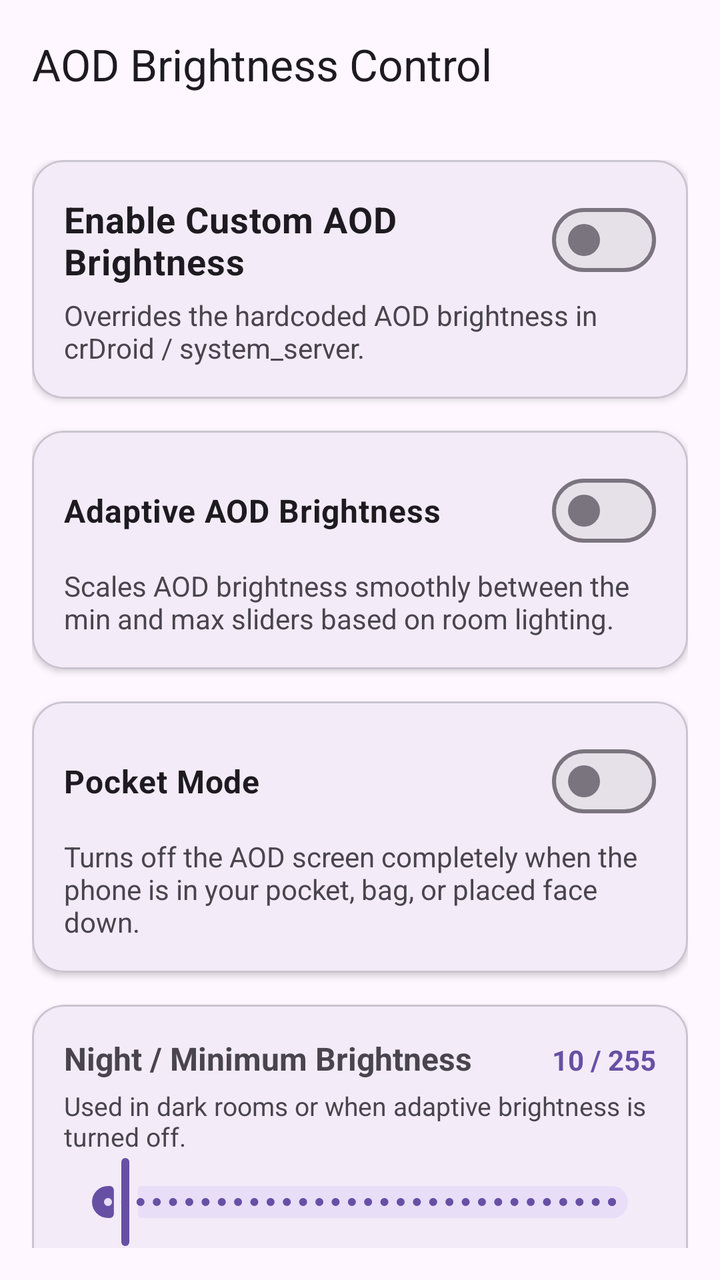
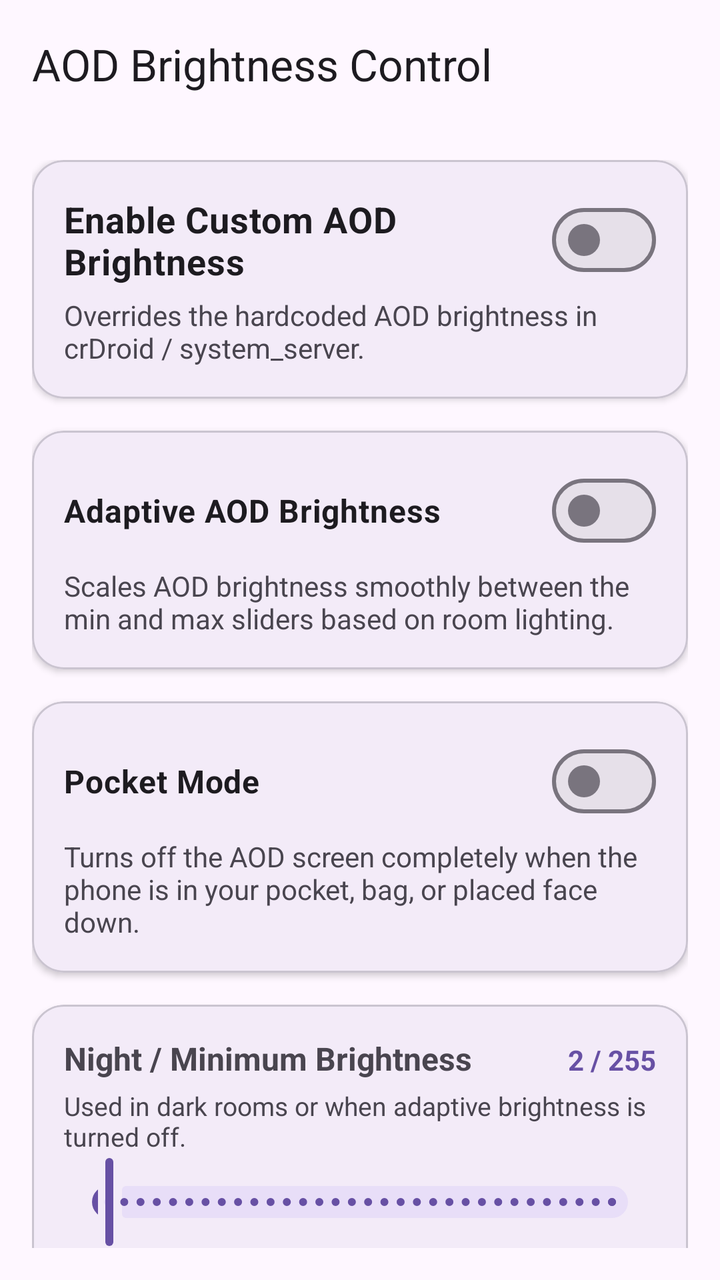

Two renders of the same Android screen: before a commit and after it. Below are the layout's source before the change and the commit's diff.
<!-- AndroidManifest.xml: application theme Theme.AodBrightness -->
<!-- res/layout/activity_main.xml -->
<?xml version="1.0" encoding="utf-8"?>
<androidx.coordinatorlayout.widget.CoordinatorLayout xmlns:android="http://schemas.android.com/apk/res/android"
    xmlns:app="http://schemas.android.com/apk/res-auto"
    android:layout_width="match_parent"
    android:layout_height="match_parent"
    android:background="?attr/colorSurface">

    <com.google.android.material.appbar.AppBarLayout
        android:layout_width="match_parent"
        android:layout_height="wrap_content">

        <com.google.android.material.appbar.MaterialToolbar
            android:id="@+id/topAppBar"
            android:layout_width="match_parent"
            android:layout_height="?attr/actionBarSize"
            app:title="@string/app_name" />
    </com.google.android.material.appbar.AppBarLayout>

    <androidx.core.widget.NestedScrollView
        android:layout_width="match_parent"
        android:layout_height="match_parent"
        app:layout_behavior="@string/appbar_scrolling_view_behavior"
        android:padding="16dp">

        <LinearLayout
            android:layout_width="match_parent"
            android:layout_height="wrap_content"
            android:orientation="vertical">

            
            <com.google.android.material.card.MaterialCardView
                android:layout_width="match_parent"
                android:layout_height="wrap_content"
                app:cardCornerRadius="16dp"
                app:cardElevation="2dp"
                android:layout_marginBottom="16dp">

                <LinearLayout
                    android:layout_width="match_parent"
                    android:layout_height="wrap_content"
                    android:orientation="vertical"
                    android:padding="16dp">

                    <com.google.android.material.materialswitch.MaterialSwitch
                        android:id="@+id/switchEnable"
                        android:layout_width="match_parent"
                        android:layout_height="wrap_content"
                        android:text="Enable Custom AOD Brightness"
                        android:textSize="18sp"
                        android:textStyle="bold" />

                    <TextView
                        android:layout_width="match_parent"
                        android:layout_height="wrap_content"
                        android:layout_marginTop="4dp"
                        android:text="Overrides the hardcoded AOD brightness in crDroid / system_server."
                        android:textColor="?attr/colorOnSurfaceVariant"
                        android:textSize="14sp" />
                </LinearLayout>
            </com.google.android.material.card.MaterialCardView>

            
            <com.google.android.material.card.MaterialCardView
                android:layout_width="match_parent"
                android:layout_height="wrap_content"
                app:cardCornerRadius="16dp"
                app:cardElevation="2dp"
                android:layout_marginBottom="16dp">

                <LinearLayout
                    android:layout_width="match_parent"
                    android:layout_height="wrap_content"
                    android:orientation="vertical"
                    android:padding="16dp">

                    <com.google.android.material.materialswitch.MaterialSwitch
                        android:id="@+id/switchAdaptive"
                        android:layout_width="match_parent"
                        android:layout_height="wrap_content"
                        android:text="Adaptive AOD Brightness"
                        android:textSize="16sp"
                        android:textStyle="bold" />

                    <TextView
                        android:layout_width="match_parent"
                        android:layout_height="wrap_content"
                        android:layout_marginTop="4dp"
                        android:text="Scales AOD brightness smoothly between the min and max sliders based on room lighting."
                        android:textColor="?attr/colorOnSurfaceVariant"
                        android:textSize="14sp" />
                </LinearLayout>
            </com.google.android.material.card.MaterialCardView>

            
            <com.google.android.material.card.MaterialCardView
                android:layout_width="match_parent"
                android:layout_height="wrap_content"
                app:cardCornerRadius="16dp"
                app:cardElevation="2dp"
                android:layout_marginBottom="16dp">

                <LinearLayout
                    android:layout_width="match_parent"
                    android:layout_height="wrap_content"
                    android:orientation="vertical"
                    android:padding="16dp">

                    <com.google.android.material.materialswitch.MaterialSwitch
                        android:id="@+id/switchPocketMode"
                        android:layout_width="match_parent"
                        android:layout_height="wrap_content"
                        android:text="Pocket Mode"
                        android:textSize="16sp"
                        android:textStyle="bold" />

                    <TextView
                        android:layout_width="match_parent"
                        android:layout_height="wrap_content"
                        android:layout_marginTop="4dp"
                        android:text="Turns off the AOD screen completely when the phone is in your pocket, bag, or placed face down."
                        android:textColor="?attr/colorOnSurfaceVariant"
                        android:textSize="14sp" />
                </LinearLayout>
            </com.google.android.material.card.MaterialCardView>

            
            <com.google.android.material.card.MaterialCardView
                android:layout_width="match_parent"
                android:layout_height="wrap_content"
                app:cardCornerRadius="16dp"
                app:cardElevation="2dp"
                android:layout_marginBottom="16dp">

                <LinearLayout
                    android:layout_width="match_parent"
                    android:layout_height="wrap_content"
                    android:orientation="vertical"
                    android:padding="16dp">

                    <LinearLayout
                        android:layout_width="match_parent"
                        android:layout_height="wrap_content"
                        android:orientation="horizontal">

                        <TextView
                            android:layout_width="0dp"
                            android:layout_height="wrap_content"
                            android:layout_weight="1"
                            android:text="Night / Minimum Brightness"
                            android:textStyle="bold"
                            android:textSize="16sp" />

                        <TextView
                            android:id="@+id/tvMinVal"
                            android:layout_width="wrap_content"
                            android:layout_height="wrap_content"
                            android:text="10 / 255"
                            android:textColor="?attr/colorPrimary"
                            android:textStyle="bold" />
                    </LinearLayout>

                    <TextView
                        android:layout_width="match_parent"
                        android:layout_height="wrap_content"
                        android:layout_marginTop="4dp"
                        android:text="Used in dark rooms or when adaptive brightness is turned off."
                        android:textColor="?attr/colorOnSurfaceVariant"
                        android:textSize="13sp" />

                    <com.google.android.material.slider.Slider
                        android:id="@+id/sliderMin"
                        android:layout_width="match_parent"
                        android:layout_height="wrap_content"
                        android:valueFrom="1"
                        android:valueTo="255"
                        android:stepSize="1"
                        android:value="10" />
                </LinearLayout>
            </com.google.android.material.card.MaterialCardView>

            
            <com.google.android.material.card.MaterialCardView
                android:id="@+id/cardMax"
                android:layout_width="match_parent"
                android:layout_height="wrap_content"
                app:cardCornerRadius="16dp"
                app:cardElevation="2dp"
                android:layout_marginBottom="16dp">

                <LinearLayout
                    android:layout_width="match_parent"
                    android:layout_height="wrap_content"
                    android:orientation="vertical"
                    android:padding="16dp">

                    <LinearLayout
                        android:layout_width="match_parent"
                        android:layout_height="wrap_content"
                        android:orientation="horizontal">

                        <TextView
                            android:layout_width="0dp"
                            android:layout_height="wrap_content"
                            android:layout_weight="1"
                            android:text="Daylight / Maximum Brightness"
                            android:textStyle="bold"
                            android:textSize="16sp" />

                        <TextView
                            android:id="@+id/tvMaxVal"
                            android:layout_width="wrap_content"
                            android:layout_height="wrap_content"
                            android:text="160 / 255"
                            android:textColor="?attr/colorPrimary"
                            android:textStyle="bold" />
                    </LinearLayout>

                    <TextView
                        android:layout_width="match_parent"
                        android:layout_height="wrap_content"
                        android:layout_marginTop="4dp"
                        android:text="Peak AOD brightness under bright daylight or outdoor conditions."
                        android:textColor="?attr/colorOnSurfaceVariant"
                        android:textSize="13sp" />

                    <com.google.android.material.slider.Slider
                        android:id="@+id/sliderMax"
                        android:layout_width="match_parent"
                        android:layout_height="wrap_content"
                        android:valueFrom="1"
                        android:valueTo="255"
                        android:stepSize="1"
                        android:value="160" />
                </LinearLayout>
            </com.google.android.material.card.MaterialCardView>

            
            <com.google.android.material.card.MaterialCardView
                android:id="@+id/cardCurve"
                android:layout_width="match_parent"
                android:layout_height="wrap_content"
                app:cardCornerRadius="16dp"
                app:cardElevation="2dp"
                android:layout_marginBottom="16dp">

                <LinearLayout
                    android:layout_width="match_parent"
                    android:layout_height="wrap_content"
                    android:orientation="vertical"
                    android:padding="16dp">

                    <LinearLayout
                        android:layout_width="match_parent"
                        android:layout_height="wrap_content"
                        android:orientation="horizontal">

                        <TextView
                            android:layout_width="0dp"
                            android:layout_height="wrap_content"
                            android:layout_weight="1"
                            android:text="Light Sensitivity (Curve)"
                            android:textStyle="bold"
                            android:textSize="16sp" />

                        <TextView
                            android:id="@+id/tvCurveVal"
                            android:layout_width="wrap_content"
                            android:layout_height="wrap_content"
                            android:text="1.3x"
                            android:textColor="?attr/colorPrimary"
                            android:textStyle="bold" />
                    </LinearLayout>

                    <TextView
                        android:layout_width="match_parent"
                        android:layout_height="wrap_content"
                        android:layout_marginTop="4dp"
                        android:text="Higher (e.g. 2.0x) = dimmer indoors. Lower (e.g. 0.8x) = brighter indoors."
                        android:textColor="?attr/colorOnSurfaceVariant"
                        android:textSize="13sp" />

                    <com.google.android.material.slider.Slider
                        android:id="@+id/sliderCurve"
                        android:layout_width="match_parent"
                        android:layout_height="wrap_content"
                        android:valueFrom="0.5"
                        android:valueTo="2.5"
                        android:stepSize="0.1"
                        android:value="1.3" />
                </LinearLayout>
            </com.google.android.material.card.MaterialCardView>

            
            <com.google.android.material.card.MaterialCardView
                android:id="@+id/cardLuxCutoff"
                android:layout_width="match_parent"
                android:layout_height="wrap_content"
                app:cardCornerRadius="16dp"
                app:cardElevation="2dp"
                android:layout_marginBottom="16dp">

                <LinearLayout
                    android:layout_width="match_parent"
                    android:layout_height="wrap_content"
                    android:orientation="vertical"
                    android:padding="16dp">

                    <TextView
                        android:layout_width="match_parent"
                        android:layout_height="wrap_content"
                        android:text="Ambient Light (Lux) Cutoffs"
                        android:textStyle="bold"
                        android:textSize="16sp" />

                    <TextView
                        android:layout_width="match_parent"
                        android:layout_height="wrap_content"
                        android:layout_marginTop="4dp"
                        android:layout_marginBottom="12dp"
                        android:text="Below minimum cutoff stays at night brightness. Above maximum cutoff hits peak daylight brightness."
                        android:textColor="?attr/colorOnSurfaceVariant"
                        android:textSize="13sp" />

                    <LinearLayout
                        android:layout_width="match_parent"
                        android:layout_height="wrap_content"
                        android:orientation="horizontal">

                        <com.google.android.material.textfield.TextInputLayout
                            android:id="@+id/tilMinLux"
                            android:layout_width="0dp"
                            android:layout_height="wrap_content"
                            android:layout_weight="1"
                            android:layout_marginEnd="8dp"
                            android:hint="Min Lux"
                            app:boxBackgroundMode="outline"
                            app:suffixText="lux">

                            <com.google.android.material.textfield.TextInputEditText
                                android:id="@+id/etMinLux"
                                android:layout_width="match_parent"
                                android:layout_height="wrap_content"
                                android:inputType="number"
                                android:text="0" />
                        </com.google.android.material.textfield.TextInputLayout>

                        <com.google.android.material.textfield.TextInputLayout
                            android:id="@+id/tilMaxLux"
                            android:layout_width="0dp"
                            android:layout_height="wrap_content"
                            android:layout_weight="1"
                            android:layout_marginStart="8dp"
                            android:hint="Max Lux"
                            app:boxBackgroundMode="outline"
                            app:suffixText="lux">

                            <com.google.android.material.textfield.TextInputEditText
                                android:id="@+id/etMaxLux"
                                android:layout_width="match_parent"
                                android:layout_height="wrap_content"
                                android:inputType="number"
                                android:text="20000" />
                        </com.google.android.material.textfield.TextInputLayout>
                    </LinearLayout>

                    <com.google.android.material.button.MaterialButton
                        android:id="@+id/btnApplyLux"
                        android:layout_width="wrap_content"
                        android:layout_height="wrap_content"
                        android:layout_gravity="end"
                        android:layout_marginTop="12dp"
                        android:text="Apply Cutoffs"
                        style="@style/Widget.Material3.Button.TonalButton" />
                </LinearLayout>
            </com.google.android.material.card.MaterialCardView>

            
            <com.google.android.material.card.MaterialCardView
                android:id="@+id/cardBlur"
                android:layout_width="match_parent"
                android:layout_height="wrap_content"
                app:cardCornerRadius="16dp"
                app:cardElevation="2dp"
                android:layout_marginBottom="16dp">

                <LinearLayout
                    android:layout_width="match_parent"
                    android:layout_height="wrap_content"
                    android:orientation="vertical"
                    android:padding="16dp">

                    <LinearLayout
                        android:layout_width="match_parent"
                        android:layout_height="wrap_content"
                        android:orientation="horizontal"
                        android:gravity="center_vertical">

                        <TextView
                            android:layout_width="0dp"
                            android:layout_height="wrap_content"
                            android:layout_weight="1"
                            android:text="Frosted Glass (Acrylic)"
                            android:textStyle="bold"
                            android:textSize="16sp" />

                        <com.google.android.material.materialswitch.MaterialSwitch
                            android:id="@+id/switchAcrylicBlur"
                            android:layout_width="wrap_content"
                            android:layout_height="wrap_content" />
                    </LinearLayout>

                    <TextView
                        android:layout_width="match_parent"
                        android:layout_height="wrap_content"
                        android:layout_marginTop="4dp"
                        android:text="Ultra-lightweight frosted glass scrim for Quick Settings and notification shade. Replaces heavy GPU blur passes for maximum smoothness on budget chipsets. Also selectable in Treble Settings."
                        android:textColor="?attr/colorOnSurfaceVariant"
                        android:textSize="13sp" />
                </LinearLayout>
            </com.google.android.material.card.MaterialCardView>

            
            <com.google.android.material.card.MaterialCardView
                android:id="@+id/cardAodBlur"
                android:layout_width="match_parent"
                android:layout_height="wrap_content"
                app:cardCornerRadius="16dp"
                app:cardElevation="2dp"
                android:layout_marginBottom="16dp">

                <LinearLayout
                    android:layout_width="match_parent"
                    android:layout_height="wrap_content"
                    android:orientation="vertical"
                    android:padding="16dp">

                    <LinearLayout
                        android:layout_width="match_parent"
                        android:layout_height="wrap_content"
                        android:orientation="horizontal"
                        android:gravity="center_vertical">

                        <TextView
                            android:layout_width="0dp"
                            android:layout_height="wrap_content"
                            android:layout_weight="1"
                            android:text="Disable AOD Wallpaper Blur"
                            android:textStyle="bold"
                            android:textSize="16sp" />

                        <com.google.android.material.materialswitch.MaterialSwitch
                            android:id="@+id/switchDisableAodBlur"
                            android:layout_width="wrap_content"
                            android:layout_height="wrap_content" />
                    </LinearLayout>

                    <TextView
                        android:layout_width="match_parent"
                        android:layout_height="wrap_content"
                        android:layout_marginTop="4dp"
                        android:text="Disables background wallpaper blur when Always-On Display (AOD) / Doze is active. Keeps the lockscreen wallpaper crisp and prevents GPU blur overhead while sleeping."
                        android:textColor="?attr/colorOnSurfaceVariant"
                        android:textSize="13sp" />
                </LinearLayout>
            </com.google.android.material.card.MaterialCardView>

            
            <com.google.android.material.button.MaterialButton
                android:id="@+id/btnTestScreenOff"
                android:layout_width="match_parent"
                android:layout_height="wrap_content"
                android:layout_marginBottom="16dp"
                android:text="Test Screen Off (Enter AOD)"
                app:cornerRadius="12dp"
                app:icon="@android:drawable/ic_lock_power_off" />

            
            <com.google.android.material.card.MaterialCardView
                android:layout_width="match_parent"
                android:layout_height="wrap_content"
                app:cardCornerRadius="16dp"
                app:cardElevation="2dp"
                app:strokeWidth="1dp"
                app:strokeColor="?attr/colorOutline">

                <LinearLayout
                    android:layout_width="match_parent"
                    android:layout_height="wrap_content"
                    android:orientation="vertical"
                    android:padding="16dp">

                    <TextView
                        android:layout_width="match_parent"
                        android:layout_height="wrap_content"
                        android:text="LSPosed Status"
                        android:textStyle="bold" />

                    <TextView
                        android:id="@+id/tvModuleStatus"
                        android:layout_width="match_parent"
                        android:layout_height="wrap_content"
                        android:layout_marginTop="4dp"
                        android:text="Module active (libxposed 102.0.0)"
                        android:textColor="?attr/colorPrimary"
                        android:textSize="13sp" />
                </LinearLayout>
            </com.google.android.material.card.MaterialCardView>

        </LinearLayout>
    </androidx.core.widget.NestedScrollView>

</androidx.coordinatorlayout.widget.CoordinatorLayout>
<!-- resources referenced by this layout -->
<resources>
  <string name="app_name">AOD Brightness Control</string>
  <style name="Theme.AodBrightness" parent="Theme.Material3.DayNight.NoActionBar" />
</resources>

<!-- the commit's change to res/layout/activity_main.xml (unified diff, before → after) -->
@@ -154,7 +154,7 @@
                             android:id="@+id/tvMinVal"
                             android:layout_width="wrap_content"
                             android:layout_height="wrap_content"
-                            android:text="10 / 255"
+                            android:text="2 / 255"
                             android:textColor="?attr/colorPrimary"
                             android:textStyle="bold" />
                     </LinearLayout>
@@ -174,7 +174,7 @@
                         android:valueFrom="1"
                         android:valueTo="255"
                         android:stepSize="1"
-                        android:value="10" />
+                        android:value="2" />
                 </LinearLayout>
             </com.google.android.material.card.MaterialCardView>
 
@@ -210,7 +210,7 @@
                             android:id="@+id/tvMaxVal"
                             android:layout_width="wrap_content"
                             android:layout_height="wrap_content"
-                            android:text="160 / 255"
+                            android:text="48 / 255"
                             android:textColor="?attr/colorPrimary"
                             android:textStyle="bold" />
                     </LinearLayout>
@@ -230,7 +230,7 @@
                         android:valueFrom="1"
                         android:valueTo="255"
                         android:stepSize="1"
-                        android:value="160" />
+                        android:value="48" />
                 </LinearLayout>
             </com.google.android.material.card.MaterialCardView>
 
